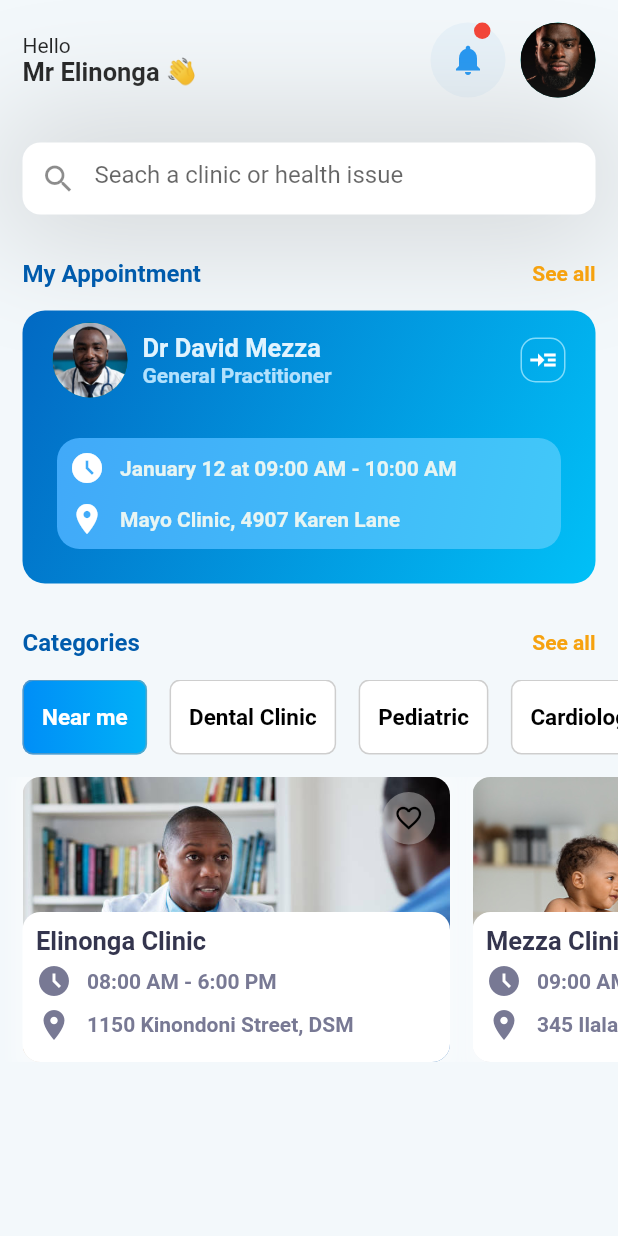
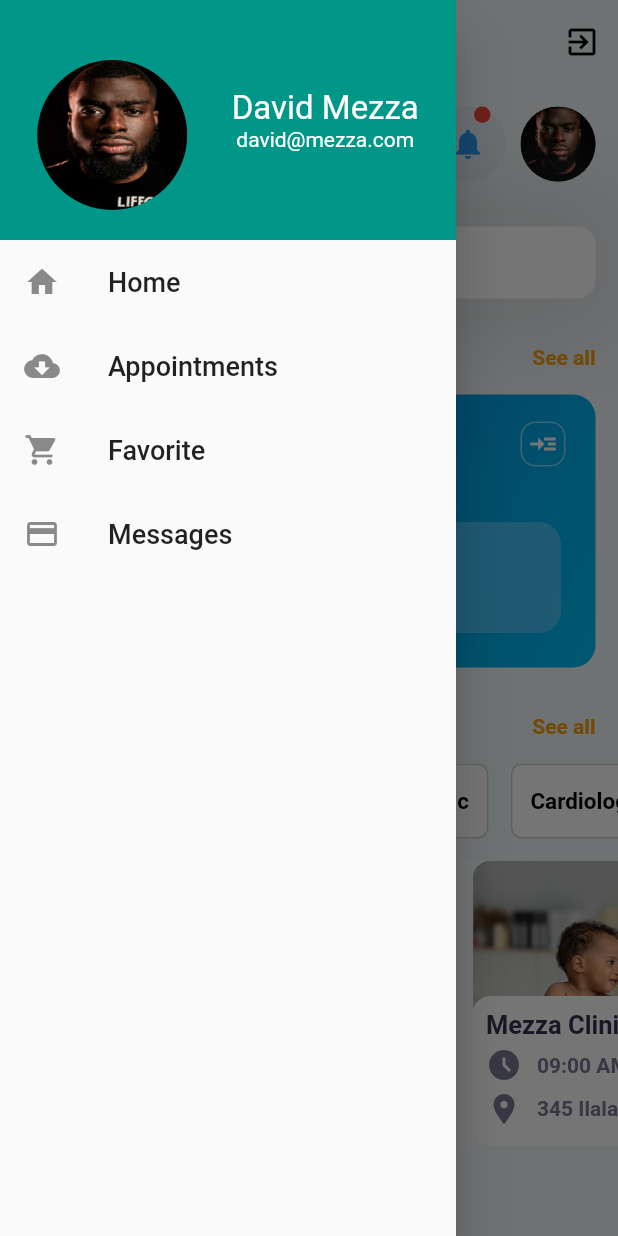
Before and after one commit to elinonga/hospital_app_flutter_frontend, a Flutter app: the HomePage screen opened directly, with the side drawer open (before the commit the screen has no drawer), on a phone screen of 412 x 824 dp. Run offline on Flutter 3.47's test engine with Material 2 defaults, Android fonts, the phone set to English and light mode, and no system bars; our stand-ins replace hexcolor.

Commit message:
:art: Add Drawer option

```diff
--- a/lib/pages/home.dart
+++ b/lib/pages/home.dart
@@ -1,6 +1,7 @@
 import 'package:flutter/material.dart';
 import 'package:hexcolor/hexcolor.dart';
 import 'package:medical_app/pages/auth/login.dart';
+import 'package:medical_app/pages/widgets/drawer.dart';
 import 'package:medical_app/pages/widgets/home/appointment.dart';
 import 'package:medical_app/pages/widgets/home/clinic_info.dart';
 import 'package:medical_app/pages/widgets/home/headers.dart';
@@ -30,6 +31,18 @@ class _HomePageState extends State<HomePage> {
   @override
   Widget build(BuildContext context) {
     return Scaffold(
+      appBar: AppBar(
+        backgroundColor: Colors.transparent,
+        elevation: 0.0,
+        iconTheme: IconThemeData(color: Colors.black),
+        actions: [
+          IconButton(
+            icon: Icon(Icons.exit_to_app, color: Colors.black,),
+            onPressed: logoutPressed,
+          ),
+        ],
+      ),
+      drawer: MainDrawer(),
       backgroundColor: HexColor("f3f8fb"),
       body: ListView(children: [
         // Row (Salamu + Notification + Avatar)
--- /dev/null
+++ b/lib/pages/widgets/drawer.dart
@@ -0,0 +1,185 @@
+import 'package:flutter/material.dart';
+import 'package:medical_app/pages/appointment.dart';
+import 'package:medical_app/pages/favorite.dart';
+import 'package:medical_app/pages/home.dart';
+import 'package:medical_app/pages/message.dart';
+
+class MainDrawer extends StatefulWidget {
+  @override
+  _MainDrawerState createState() => _MainDrawerState();
+}
+
+class _MainDrawerState extends State<MainDrawer> {
+
+  @override
+  Widget build(BuildContext context) {
+    return Drawer(
+      child: ListView(children: [
+        Column(children: [
+          Container(
+            width: double.infinity,
+            padding: EdgeInsets.all(10.0),
+            color: Colors.teal,
+            child: Center(
+              child: Row(
+                mainAxisAlignment: MainAxisAlignment.spaceAround,
+                children: [
+
+                  // Pic
+                  Container(
+                    width: 100,
+                    height: 100,
+                    margin: EdgeInsets.only(top: 30, bottom: 10),
+                    decoration: BoxDecoration(
+                      shape: BoxShape.circle,
+                      image: DecorationImage(
+                          image: AssetImage("assets/images/black.jpeg"),
+                          fit: BoxFit.fill),
+                    ),
+                  ),
+
+                  // Name & Email
+                  Column(
+                    children: [
+                      Text("David Mezza", style: TextStyle(
+                          fontSize: 22,
+                          color: Colors.white
+                      ),),
+                      Text("david@mezza.com", style: TextStyle(
+                          color: Colors.white
+                      ),),
+                    ],
+                  ),
+                ],
+              ),
+            ),
+          ),
+
+          ListTile(
+            leading: Icon(Icons.home),
+            title: Text("Home", style: TextStyle(
+              fontSize: 18,
+            ),),
+            onTap: () {
+              Navigator.push(context,
+                  MaterialPageRoute(builder: (context) => HomePage(),
+                  ));
+            },
+          ),
+
+          ListTile(
+            leading: Icon(Icons.cloud_download),
+            title: Text("Appointments", style: TextStyle(
+              fontSize: 18,
+            ),),
+            onTap: () {
+              Navigator.push(context,
+                  MaterialPageRoute(builder: (context) => AppointmentPage(),
+                  ));
+            },
+          ),
+
+          ListTile(
+            leading: Icon(Icons.shopping_cart),
+            title: Text("Favorite", style: TextStyle(
+              fontSize: 18,
+            ),),
+            onTap: () {
+              Navigator.push(context,
+                  MaterialPageRoute(builder: (context) => Favorite(),
+                  ));
+            },
+          ),
+
+          ListTile(
+            leading: Icon(Icons.payment),
+            title: Text("Messages", style: TextStyle(
+              fontSize: 18,
+            ),),
+            onTap: () {
+              Navigator.push(context,
+                  MaterialPageRoute(builder: (context) => MessagePage(),
+                  ));
+            },
+          ),
+
+          // ListTile(
+          //   leading: Icon(Icons.person),
+          //   title: Text("Profile", style: TextStyle(
+          //     fontSize: 18,
+          //   ),),
+          //   onTap: () {
+          //     Navigator.push(context,
+          //         MaterialPageRoute(builder: (context) => Profile(),
+          //         ));
+          //   },
+          // ),
+
+          // ListTile(
+          //   leading: Icon(Icons.arrow_back),
+          //   title: Text("Logout", style: TextStyle(
+          //     fontSize: 18,
+          //   ),),
+          //   onTap: () async {
+          //     await logOut();
+          //     Navigator.push(context,
+          //         MaterialPageRoute(builder: (context) => LoginPage(),
+          //         ));
+          //   },
+          // ),
+
+
+
+          // ListTile(
+          //   leading: Icon(Icons.restaurant),
+          //   title: Text("Hospitals", style: TextStyle(
+          //     fontSize: 18,
+          //   ),),
+          //   onTap: () {
+          //     Navigator.push(context,
+          //         MaterialPageRoute(builder: (context) => AllHospitals(),
+          //         ));
+          //   },
+          // ),
+
+
+          //There's a better way than using a SizedBox on getting the space
+          //between the upper & lower ListTiles - USE THAT WAY!
+          SizedBox(height: 100),
+          // Column(
+          //   crossAxisAlignment: CrossAxisAlignment.center,
+          //   mainAxisSize: MainAxisSize.max,
+          //   mainAxisAlignment: MainAxisAlignment.end,
+          //   children: [
+          //     ListTile(
+          //       leading: Icon(Icons.settings),
+          //       title: Text("Settings", style: TextStyle(
+          //         fontSize: 18,
+          //       ),),
+          //       onTap: () {
+          //         Navigator.push(context,
+          //             MaterialPageRoute(builder: (context) => TestProfile(),
+          //             ));
+          //       },
+          //     ),
+
+          //     ListTile(
+          //       leading: Icon(Icons.headset),
+          //       title: Text("Support", style: TextStyle(
+          //         fontSize: 18,
+          //       ),),
+          //       onTap: () async {
+          //         await logOut();
+          //         Navigator.push(context,
+          //             MaterialPageRoute(builder: (context) => LoginPage(),
+          //             ));
+          //       },
+          //     ),
+          //   ],),
+        ],
+        ),
+      ],
+      ),
+    );
+  }
+}
```
